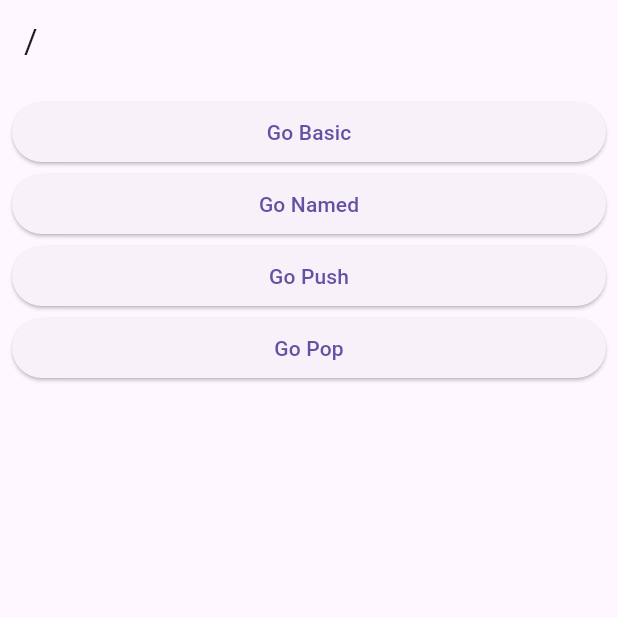
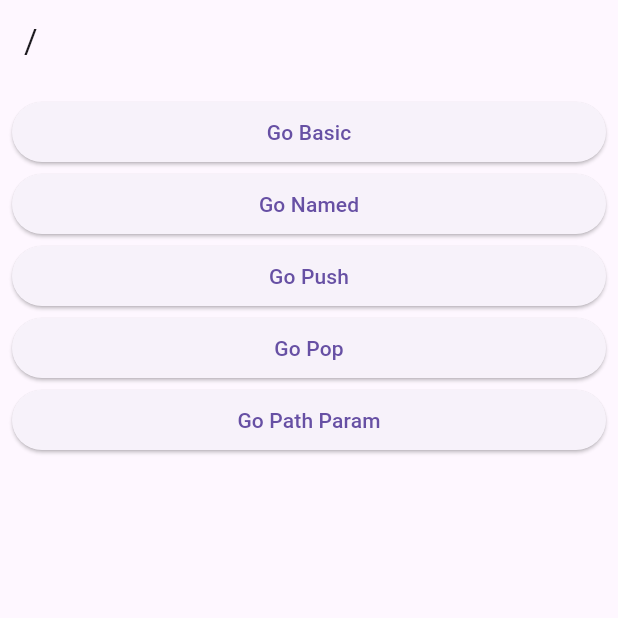
Before and after one commit to yeongwooCho/go-router-test, a Flutter app: the screen it shows after launch, on a phone screen of 412 x 824 dp, the top half of it. Run offline on Flutter 3.47's test engine with Material 3 defaults, Android fonts, the light colour scheme and no system bars; our stand-ins replace go_router.

Commit message:
[add] router path parameters 를 이용한 화면 이동 및 두번째 화면에서 id 를 변경하여 pop 으로 돌아오면 다른 route 생성 되도록 구현

```diff
--- a/lib/route/route.dart
+++ b/lib/route/route.dart
@@ -4,6 +4,7 @@ import 'package:go_router_theory/screens/2_named_screen.dart';
 import 'package:go_router_theory/screens/3_push_screen.dart';
 import 'package:go_router_theory/screens/4_pop_base_screen.dart';
 import 'package:go_router_theory/screens/5_pop_return_screen.dart';
+import 'package:go_router_theory/screens/6_path_param_screen.dart';
 import 'package:go_router_theory/screens/root_screen.dart';
 
 final router = GoRouter(
@@ -53,6 +54,20 @@ final router = GoRouter(
             )
           ],
         ),
+        GoRoute(
+          path: 'path_param/:id',
+          builder: (context, state) {
+            return PathParamScreen();
+          },
+          routes: [
+            GoRoute(
+              path: ':name',
+              builder: (context, state) {
+                return PathParamScreen();
+              },
+            )
+          ],
+        ),
       ],
     ),
   ],
--- a/lib/screens/root_screen.dart
+++ b/lib/screens/root_screen.dart
@@ -34,6 +34,12 @@ class RootScreen extends StatelessWidget {
             },
             child: const Text('Go Pop'),
           ),
+          ElevatedButton(
+            onPressed: () {
+              context.go('/path_param/456');
+            },
+            child: const Text('Go Path Param'),
+          ),
         ],
       ),
     );
```
Also changed, not shown: lib/screens/6_path_param_screen.dart (added, +26 -0 lines).
